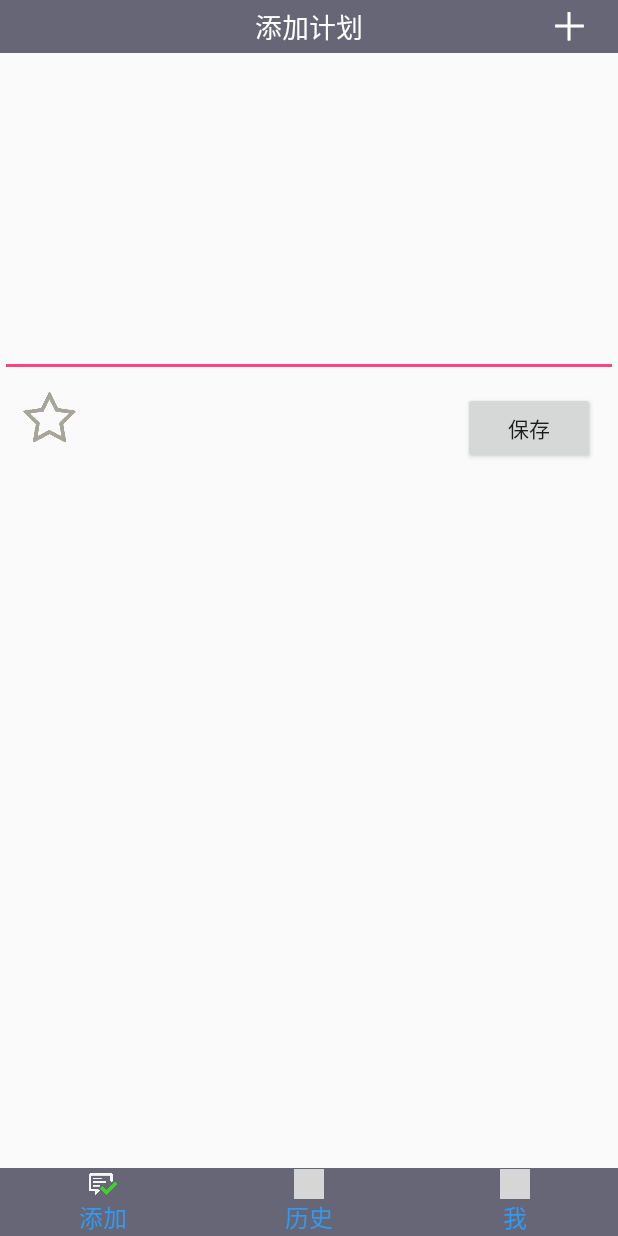
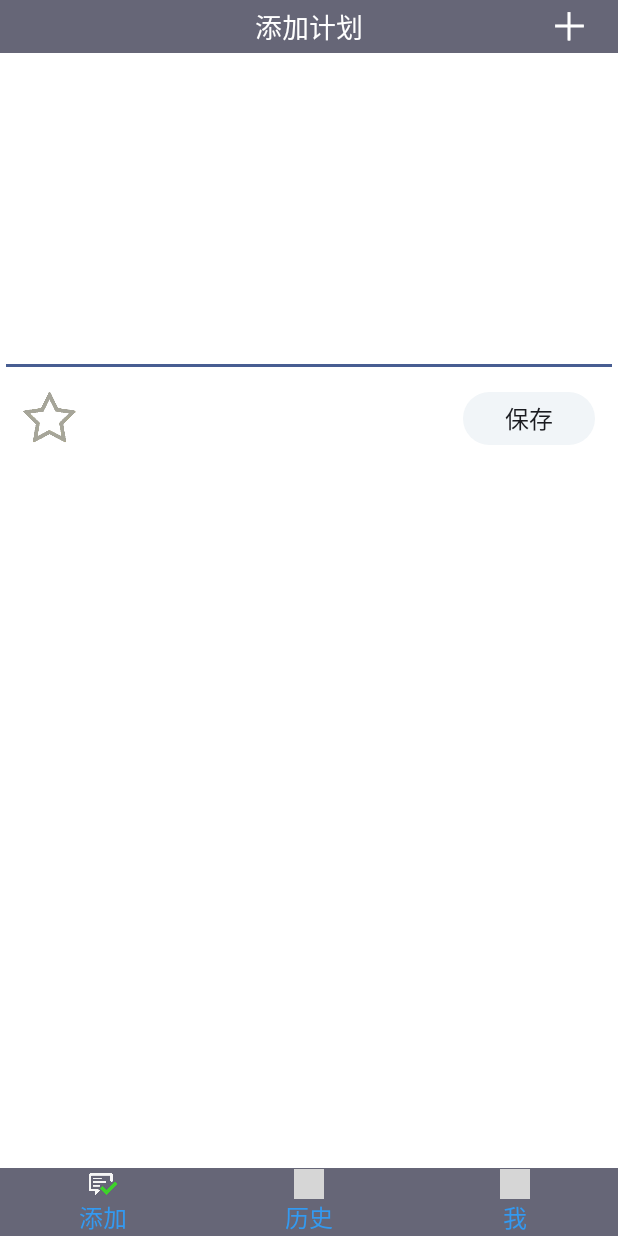
Before and after one commit to xuan835060947/encouragement, an Android app: the screen it shows after launch (HomeActivity), on a phone screen of 412 x 824 dp. Run offline under Robolectric (Android 15) with nearby library versions, the phone set to English and light mode, and no system bars; grey boxes are pictures that could not be loaded.

Commit message:
加入沉浸式状态栏,修改最小支持版本,界面少许修改

```diff
--- a/app/build.gradle
+++ b/app/build.gradle
@@ -6,7 +6,7 @@ android {
 
     defaultConfig {
         applicationId "com.person.xuan.encouragement"
-        minSdkVersion 14
+        minSdkVersion 19
         targetSdkVersion 23
         versionCode 7
         versionName "1.0.6"
--- a/app/src/main/AndroidManifest.xml
+++ b/app/src/main/AndroidManifest.xml
@@ -10,7 +10,7 @@
         android:icon="@drawable/red_leader_icon"
         android:label="@string/app_name"
         android:supportsRtl="true"
-        android:theme="@style/AppTheme">
+        android:theme="@style/CustomTheme.NoActionBar">
         <activity
             android:name=".activity.HomeActivity"
             android:screenOrientation="portrait"
@@ -21,7 +21,8 @@
                 <category android:name="android.intent.category.LAUNCHER" />
             </intent-filter>
         </activity>
-        <activity android:name=".activity.SettingActivity"
+        <activity
+            android:name=".activity.SettingActivity"
             android:screenOrientation="portrait"></activity>
 
         <!-- 声明widget对应的AppWidgetProvider -->
--- a/app/src/main/java/com/person/xuan/encouragement/activity/HomeActivity.java
+++ b/app/src/main/java/com/person/xuan/encouragement/activity/HomeActivity.java
@@ -1,12 +1,12 @@
 package com.person.xuan.encouragement.activity;
 
+import android.app.Activity;
 import android.app.Fragment;
 import android.app.FragmentManager;
 import android.app.FragmentTransaction;
 import android.content.BroadcastReceiver;
 import android.content.Intent;
 import android.os.Bundle;
-import android.support.v7.app.AppCompatActivity;
 import android.util.Log;
 import android.view.View;
 import android.widget.ImageView;
@@ -19,7 +19,7 @@ import com.person.xuan.encouragement.fragment.HistoryFragment;
 import com.person.xuan.encouragement.fragment.MeFragment;
 import com.person.xuan.encouragement.util.ShareValueUtil;
 
-public class HomeActivity extends AppCompatActivity implements View.OnClickListener {
+public class HomeActivity extends Activity implements View.OnClickListener {
     private String TAG = "xxxx";
     private static final String ADD_EDIT_PLAN_FRAMENT = "ADD_EDIT_PLAN_FRAMENT";
     private static final String HISTORY_PLAN_FRAMENT = "HISTORY_PLAN_FRAMENT";
--- a/app/src/main/java/com/person/xuan/encouragement/widget/EncouragementWrapper.java
+++ b/app/src/main/java/com/person/xuan/encouragement/widget/EncouragementWrapper.java
@@ -25,7 +25,17 @@ public class EncouragementWrapper {
         FileTool.addLine(ShareValueUtil.HISTORY_FILE, ShareValueUtil.GSON.toJson(plan));
     }
 
+    //// TODO: 16/11/18
     public static void getHistory(final OnGetHistory onGetHistory) {
+        getHistoryFromFile(new OnGetHistoryFromFile() {
+            @Override
+            public void onGet(History history) {
+                onGetHistory.onGet(history);
+            }
+        });
+    }
+
+    public static void getHistory(int startIndex,int endIndex,final OnGetHistory onGetHistory) {
         getHistoryFromFile(new OnGetHistoryFromFile() {
             @Override
             public void onGet(History history) {
--- /dev/null
+++ b/app/src/main/res/drawable/bg_grey_button_normal.xml
@@ -0,0 +1,6 @@
+<?xml version="1.0" encoding="utf-8"?>
+<shape xmlns:android="http://schemas.android.com/apk/res/android"
+       android:shape="rectangle">
+    <solid android:color="#f1f5f8"/>
+    <corners android:radius="20dp"/>
+</shape>
--- /dev/null
+++ b/app/src/main/res/drawable/bg_grey_button_press.xml
@@ -0,0 +1,6 @@
+<?xml version="1.0" encoding="utf-8"?>
+<shape xmlns:android="http://schemas.android.com/apk/res/android"
+       android:shape="rectangle">
+    <solid android:color="#f9f7ff"/>
+    <corners android:radius="20dp"/>
+</shape>
--- /dev/null
+++ b/app/src/main/res/drawable/slt_grey_button.xml
@@ -0,0 +1,5 @@
+<?xml version="1.0" encoding="utf-8"?>
+<selector xmlns:android="http://schemas.android.com/apk/res/android">
+    <item android:drawable="@drawable/bg_grey_button_press" android:state_pressed="true"/>
+    <item android:drawable="@drawable/bg_grey_button_normal"/>
+</selector>
--- a/app/src/main/res/layout/activity_home.xml
+++ b/app/src/main/res/layout/activity_home.xml
@@ -2,6 +2,7 @@
 <LinearLayout xmlns:android="http://schemas.android.com/apk/res/android"
     android:layout_width="match_parent"
     android:layout_height="match_parent"
+    android:background="@color/main_bg_color"
     android:orientation="vertical">
 
     <include
@@ -14,6 +15,7 @@
         android:id="@+id/fl_content"
         android:layout_width="match_parent"
         android:layout_height="0dp"
+        android:background="@color/default_white"
         android:layout_weight="1"></FrameLayout>
 
 
--- a/app/src/main/res/layout/fragment_add_plan.xml
+++ b/app/src/main/res/layout/fragment_add_plan.xml
@@ -28,10 +28,12 @@
     <Button
         android:id="@+id/bt_finish"
         android:layout_width="wrap_content"
-        android:layout_height="wrap_content"
+        android:layout_height="35dp"
         android:layout_alignParentRight="true"
         android:layout_below="@+id/et_plan_content"
         android:layout_marginTop="10dp"
         android:layout_marginRight="15dp"
+        android:background="@drawable/slt_grey_button"
+        android:textSize="16sp"
         android:text="@string/save" />
 </RelativeLayout>
--- a/app/src/main/res/values/styles.xml
+++ b/app/src/main/res/values/styles.xml
@@ -8,4 +8,14 @@
         <item name="colorAccent">@color/colorAccent</item>
     </style>
 
+    <style name="CustomTheme.NoActionBar" parent="@android:style/Theme.DeviceDefault.Light.NoActionBar">
+        <!-- Customize your theme here. -->
+        <!--<item name="colorPrimary">@color/colorPrimary</item>-->
+        <!--<item name="colorPrimaryDark">@color/colorPrimaryDark</item>-->
+        <!--<item name="colorAccent">@color/colorAccent</item>-->
+        <item name="android:windowTranslucentStatus">true</item>
+        <item name="android:fitsSystemWindows">true</item>
+        <item name="android:buttonStyle">?android:attr/borderlessButtonStyle</item>
+    </style>
+
 </resources>
```
